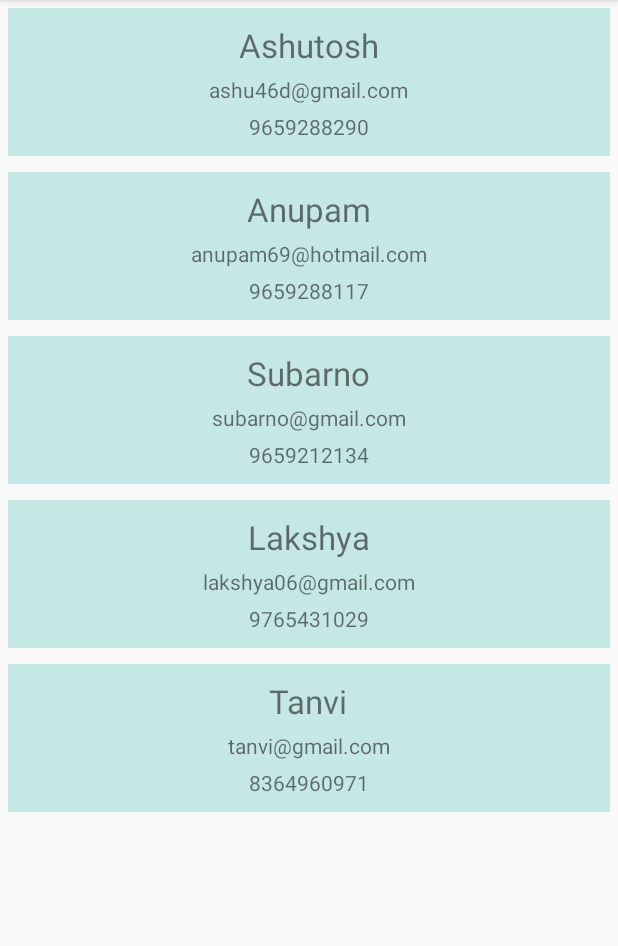
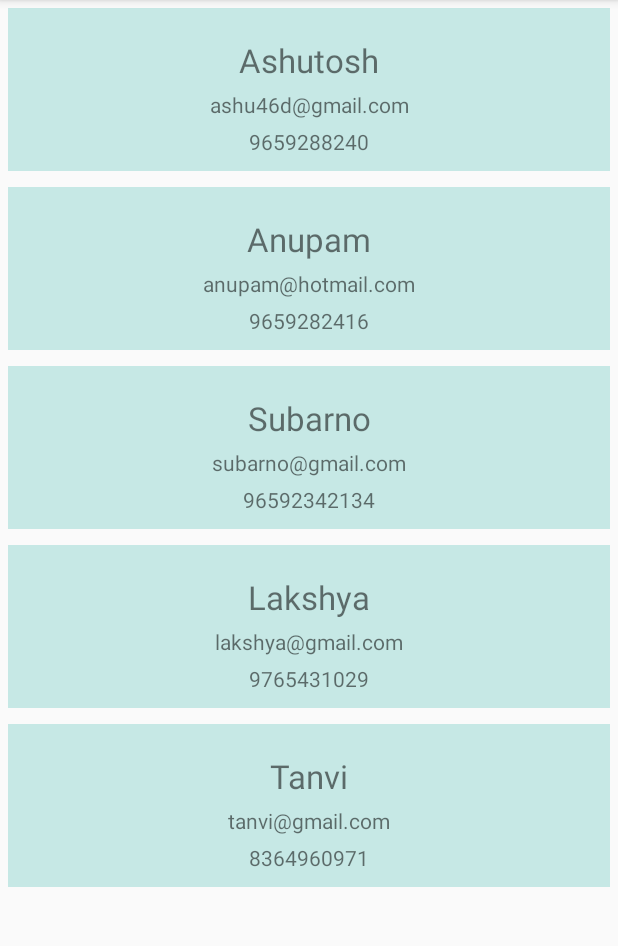
Before and after one commit to ashuTTN/bootcamp_ashutosh, an Android app: the screen it shows after launch (MainActivity), on a phone screen of 412 x 824 dp, the part 84-1030 px from its top. Run offline under Robolectric (Android 15) with nearby library versions, the phone set to English and light mode, and no system bars; our stand-ins replace data binding.

Commit message:
Jetpack 1

```diff
--- a/DataBinding/app/src/main/java/com/example/databinding/Adapter.java
+++ b/DataBinding/app/src/main/java/com/example/databinding/Adapter.java
@@ -19,7 +19,7 @@ public class Adapter extends RecyclerView.Adapter<Adapter.MyViewHolder> {
     private Context context;
     private List<User> users= new ArrayList<>();
 
-    public Adapter(Context context, List<User> users) {
+    Adapter(Context context, List<User> users) {
         this.context = context;
         this.users = users;
     }
@@ -32,7 +32,6 @@ public class Adapter extends RecyclerView.Adapter<Adapter.MyViewHolder> {
                 R.layout.item_layout,parent,false);
 
         MyViewHolder myViewHolder = new MyViewHolder(itemLayoutBinding);
-
         return myViewHolder;
     }
 
@@ -47,9 +46,9 @@ public class Adapter extends RecyclerView.Adapter<Adapter.MyViewHolder> {
         return users.size();
     }
 
-    public class MyViewHolder extends RecyclerView.ViewHolder {
+    class MyViewHolder extends RecyclerView.ViewHolder {
         ItemLayoutBinding itemLayoutBinding;
-        public MyViewHolder(@NonNull ItemLayoutBinding itemView) {
+        MyViewHolder(@NonNull ItemLayoutBinding itemView) {
             super(itemView.getRoot());
             itemLayoutBinding = itemView;
         }
--- a/DataBinding/app/src/main/java/com/example/databinding/User.java
+++ b/DataBinding/app/src/main/java/com/example/databinding/User.java
@@ -4,7 +4,7 @@ public class User {
 
     public  String Name, Email, Number;
 
-    public User(String name, String email, String number) {
+    User(String name, String email, String number) {
         Name = name;
         Email = email;
         Number = number;
--- a/DataBinding/app/src/main/java/com/example/databinding/frag.java
+++ b/DataBinding/app/src/main/java/com/example/databinding/frag.java
@@ -19,8 +19,6 @@ import java.util.List;
 
 
 public class frag extends Fragment {
-    private FragLayoutBinding fragLayoutBinding;
-    Adapter adapter;
 
     public frag(){
 
@@ -28,11 +26,11 @@ public class frag extends Fragment {
     @Nullable
     @Override
     public View onCreateView(@NonNull LayoutInflater inflater, @Nullable ViewGroup container, @Nullable Bundle savedInstanceState) {
-       fragLayoutBinding = DataBindingUtil.inflate(inflater,R.layout.frag_layout,container,false);
+        com.example.databinding.databinding.FragLayoutBinding fragLayoutBinding = DataBindingUtil.inflate(inflater, R.layout.frag_layout, container, false);
        View output = fragLayoutBinding.getRoot();
 
        fragLayoutBinding.recycler.setLayoutManager(new LinearLayoutManager(getContext()));
-       adapter = new Adapter(getContext(),userList());
+        Adapter adapter = new Adapter(getContext(), userList());
        fragLayoutBinding.recycler.setAdapter(adapter);
        return output;
 
--- a/DataBinding/app/src/main/res/layout/activity_main.xml
+++ b/DataBinding/app/src/main/res/layout/activity_main.xml
@@ -1,6 +1,6 @@
 <?xml version="1.0" encoding="utf-8"?>
 
-<RelativeLayout xmlns:android="http://schemas.android.com/apk/res/android"
+<androidx.constraintlayout.widget.ConstraintLayout xmlns:android="http://schemas.android.com/apk/res/android"
     xmlns:tools="http://schemas.android.com/tools"
     android:layout_width="match_parent"
     android:layout_height="match_parent"
@@ -10,4 +10,4 @@
         android:layout_width="match_parent"
         android:layout_height="match_parent"
         android:id="@+id/container"/>
-</RelativeLayout>
+</androidx.constraintlayout.widget.ConstraintLayout>
--- a/DataBinding/app/src/main/res/layout/frag_layout.xml
+++ b/DataBinding/app/src/main/res/layout/frag_layout.xml
@@ -1,6 +1,6 @@
 <?xml version="1.0" encoding="utf-8"?>
 <layout>
-    <RelativeLayout xmlns:android="http://schemas.android.com/apk/res/android"
+    <androidx.constraintlayout.widget.ConstraintLayout xmlns:android="http://schemas.android.com/apk/res/android"
         xmlns:tools="http://schemas.android.com/tools"
         android:layout_width="match_parent"
         android:layout_height="match_parent"
@@ -10,5 +10,5 @@
             android:id="@+id/recycler"
             android:layout_width="match_parent"
             android:layout_height="match_parent"/>
-    </RelativeLayout>
+    </androidx.constraintlayout.widget.ConstraintLayout>
 </layout>
--- a/DataBinding/app/src/main/res/layout/item_layout.xml
+++ b/DataBinding/app/src/main/res/layout/item_layout.xml
@@ -1,46 +1,53 @@
 <?xml version="1.0" encoding="utf-8"?>
-<layout>
+<layout xmlns:app="http://schemas.android.com/apk/res-auto">
+
     <data>
+
         <variable
             name="user"
             type="com.example.databinding.User" />
     </data>
-<RelativeLayout xmlns:android="http://schemas.android.com/apk/res/android"
+
+    <androidx.constraintlayout.widget.ConstraintLayout xmlns:android="http://schemas.android.com/apk/res/android"
         android:layout_width="match_parent"
         android:layout_height="wrap_content"
-    android:background="#C6E8E5"
-    android:layout_margin="5dp"
-    >
+        android:layout_margin="@dimen/margin_5dp"
+        android:background="@color/item_bakcground"
+        android:padding="@dimen/margin_20dp">
 
         <TextView
             android:id="@+id/name_text"
             android:layout_width="wrap_content"
             android:layout_height="wrap_content"
-        android:layout_marginTop="10dp"
-        android:textSize="22sp"
-        android:layout_centerHorizontal="true"
-        android:text="@{user.Name}" />
+            android:layout_marginTop="@dimen/margin_10dp"
+            android:text="@{user.Name}"
+            android:textSize="@dimen/text_22sp"
+            app:layout_constraintEnd_toEndOf="parent"
+            app:layout_constraintStart_toStartOf="parent"
+            app:layout_constraintTop_toTopOf="parent" />
 
         <TextView
             android:id="@+id/email_text"
-        android:layout_below="@id/name_text"
             android:layout_width="wrap_content"
             android:layout_height="wrap_content"
-        android:layout_marginTop="5dp"
-        android:layout_centerHorizontal="true"
-        android:text="@{user.Email}" />
+            android:layout_below="@id/name_text"
+            android:layout_marginTop="@dimen/margin_5dp"
+            android:text="@{user.Email}"
+            app:layout_constraintEnd_toEndOf="parent"
+            app:layout_constraintStart_toStartOf="parent"
+            app:layout_constraintTop_toBottomOf="@id/name_text" />
 
         <TextView
-        android:layout_below="@id/email_text"
             android:id="@+id/phone_text"
             android:layout_width="wrap_content"
             android:layout_height="wrap_content"
-        android:layout_marginTop="5dp"
-        android:layout_centerHorizontal="true"
-        android:layout_marginBottom="10dp"
-        android:text="@{user.Number}" />
+            android:layout_below="@id/email_text"
+            android:layout_marginTop="@dimen/margin_5dp"
+            android:text="@{user.Number}"
+            app:layout_constraintEnd_toEndOf="parent"
+            app:layout_constraintStart_toStartOf="parent"
+            app:layout_constraintTop_toBottomOf="@id/email_text" />
 
 
-
-</RelativeLayout>
+    </androidx.constraintlayout.widget.ConstraintLayout>
 </layout>
--- a/DataBinding/app/src/main/res/values/colors.xml
+++ b/DataBinding/app/src/main/res/values/colors.xml
@@ -3,4 +3,5 @@
     <color name="colorPrimary">#6200EE</color>
     <color name="colorPrimaryDark">#3700B3</color>
     <color name="colorAccent">#03DAC5</color>
+    <color name="item_bakcground">#C6E8E5</color>
 </resources>
--- /dev/null
+++ b/DataBinding/app/src/main/res/values/dimens.xml
@@ -0,0 +1,7 @@
+<?xml version="1.0" encoding="utf-8"?>
+<resources>
+    <dimen name="margin_5dp">5dp</dimen>
+    <dimen name="margin_20dp">10dp</dimen>
+    <dimen name="margin_10dp">10dp</dimen>
+    <dimen name="text_22sp">22sp</dimen>
+</resources>
--- a/DataBinding/app/src/main/res/values/strings.xml
+++ b/DataBinding/app/src/main/res/values/strings.xml
@@ -10,16 +10,16 @@
 
     <string-array name="EmailList">
         <item>ashu46d@gmail.com</item>
-        <item>anupam69@hotmail.com</item>
+        <item>anupam@hotmail.com</item>
         <item>subarno@gmail.com</item>
-        <item>lakshya06@gmail.com</item>
+        <item>lakshya@gmail.com</item>
         <item>tanvi@gmail.com</item>
     </string-array>
 
     <string-array name="numbers">
-        <item>9659288290</item>
-        <item>9659288117</item>
-        <item>9659212134</item>
+        <item>9659288240</item>
+        <item>9659282416</item>
+        <item>96592342134</item>
         <item>9765431029</item>
         <item>8364960971</item>
     </string-array>
```
Also changed, not shown: DataBinding/app/src/main/java/com/example/databinding/MainActivity.java (+0 -12 lines). Lines whose indentation alone changed are shown as unchanged.
